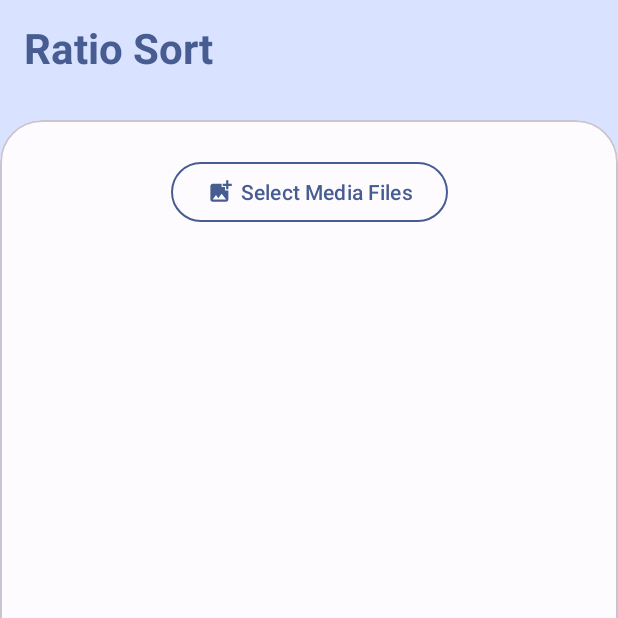
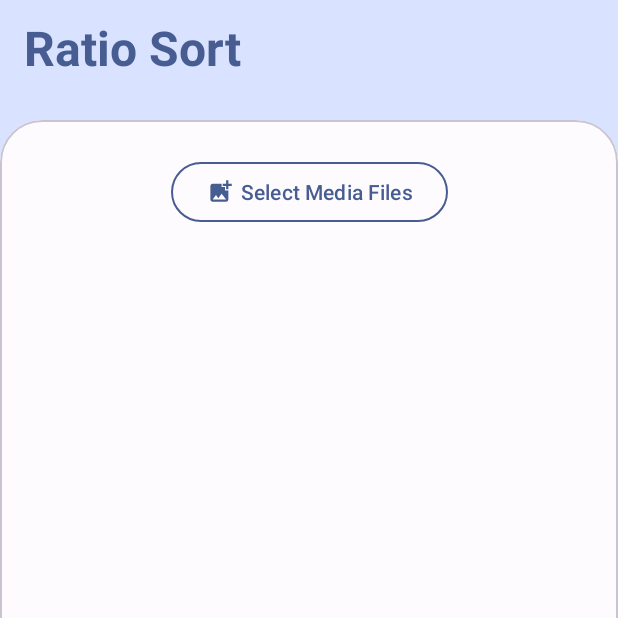
Before and after one commit to bhatiag41/ratioSort, an Android app: the screen it shows after launch (MainActivity), on a phone screen of 412 x 824 dp, the top half of it. Run offline under Robolectric (Android 15) with nearby library versions, the phone set to English and light mode, and no system bars.

Commit message:
final build 1.0

```diff
--- a/app/src/main/res/layout/activity_main.xml
+++ b/app/src/main/res/layout/activity_main.xml
@@ -21,7 +21,7 @@
             android:layout_width="wrap_content"
             android:layout_height="wrap_content"
             android:text="Ratio Sort"
-            android:textAppearance="@style/TextAppearance.Material3.HeadlineMedium"
+            android:textAppearance="@style/TextAppearance.Material3.HeadlineLarge"
             android:textColor="@color/material_dynamic_primary40"
             android:textStyle="bold"
             tools:layout_editor_absoluteX="16dp"
```
